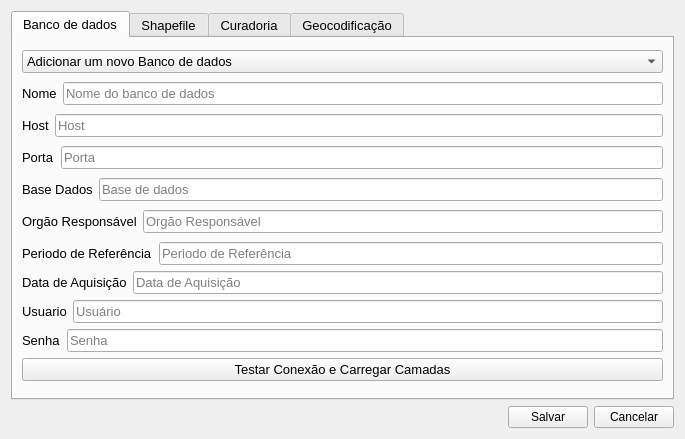
The window that settings/config_window.ui (spuhub/prisma) describes before a commit, drawn with Qt 5.
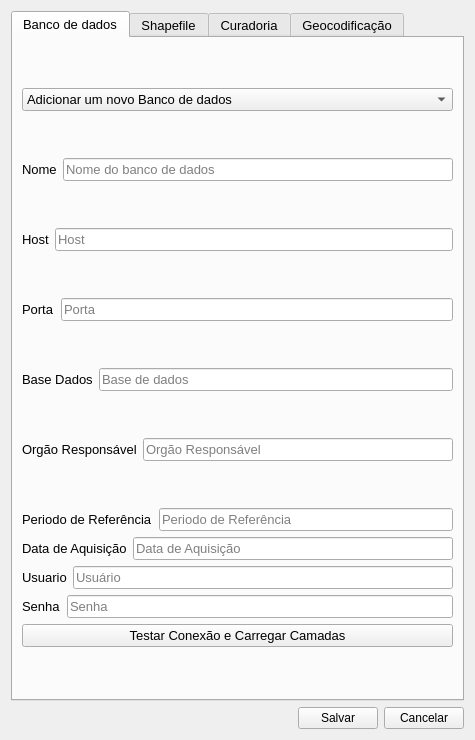
The same window after the commit.

Diff of the .ui file:
```diff
--- a/settings/config_window.ui
+++ b/settings/config_window.ui
@@ -6,8 +6,8 @@
    <rect>
     <x>0</x>
     <y>0</y>
-    <width>685</width>
-    <height>439</height>
+    <width>475</width>
+    <height>740</height>
    </rect>
   </property>
   <property name="windowTitle">
```
